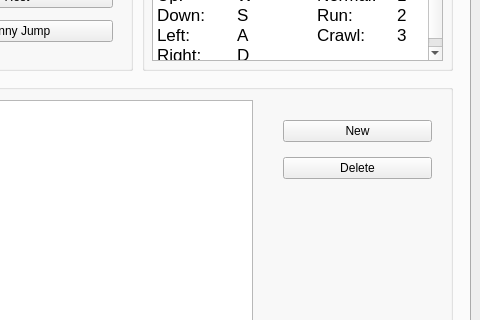
The window that mainwindow.ui (PetoiCamp/PetoiControllerQt) describes before a commit, drawn with Qt 5; both pictures show x 520 to 1000 and y 205 to 525 of the 1000 by 720 pixel window.
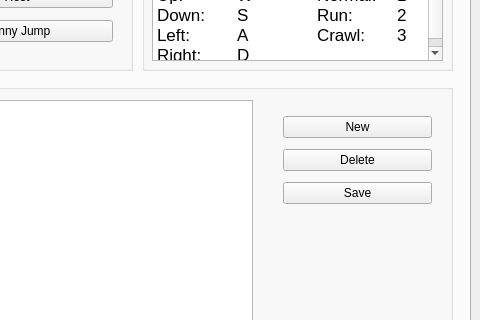
The same window after the commit. Icons and pictures are not drawn.

Patch:
```diff
--- a/mainwindow.ui
+++ b/mainwindow.ui
@@ -637,13 +637,13 @@
         </rect>
        </property>
       </widget>
-      <widget class="QWidget" name="">
+      <widget class="QWidget" name="layoutWidget">
        <property name="geometry">
         <rect>
          <x>770</x>
          <y>30</y>
          <width>171</width>
-         <height>100</height>
+         <height>121</height>
         </rect>
        </property>
        <layout class="QVBoxLayout" name="verticalLayout_2">
@@ -661,6 +661,13 @@
           </property>
          </widget>
         </item>
+        <item>
+         <widget class="QPushButton" name="buttonCmdSave">
+          <property name="text">
+           <string>Save</string>
+          </property>
+         </widget>
+        </item>
        </layout>
       </widget>
      </widget>
```
